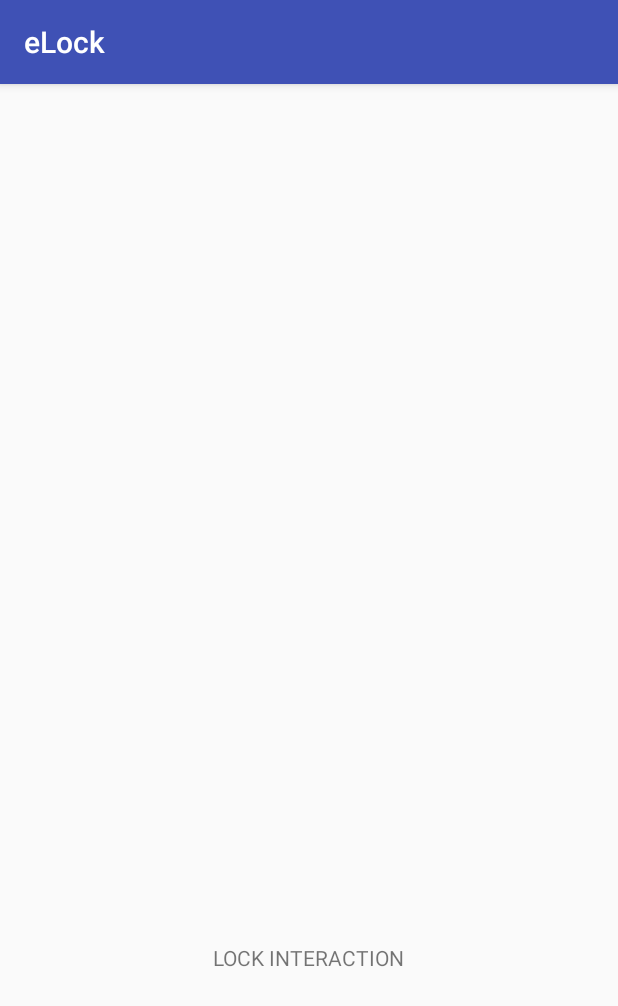
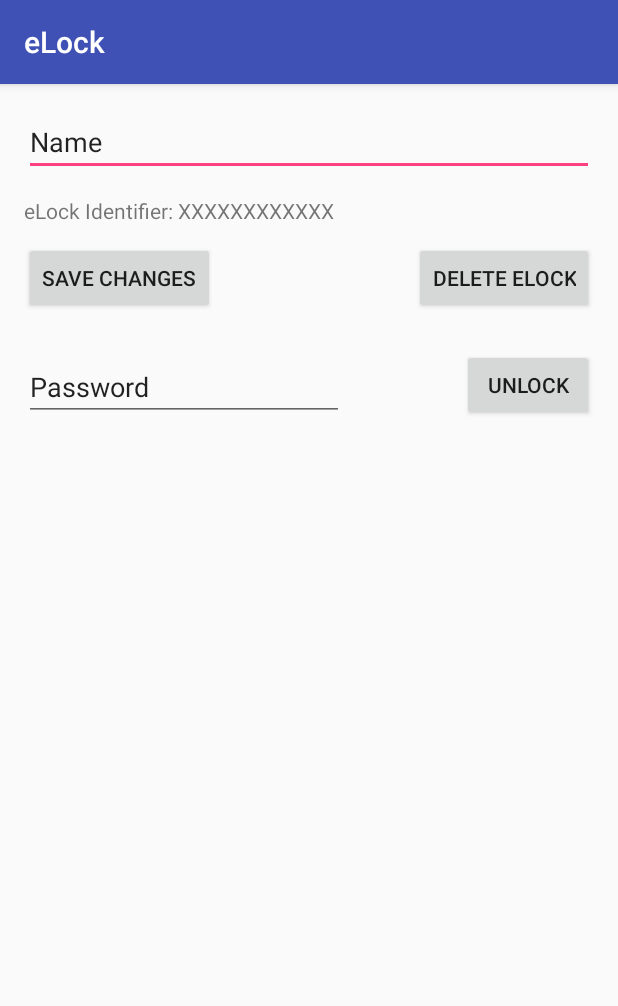
Before and after one commit to Phelps17/eLock, an Android app: the LockInteractionActivity screen opened directly, with no data from a screen before it, on a phone screen of 412 x 824 dp. Shown: the top 1006 px of the screen. Run offline under Robolectric (Android 15) with nearby library versions, the light colour scheme and no system bars; libraries missing offline, so code that uses them is left out: com.pubnub.api.

Commit message:
added basis for  lock interaction screen

```diff
--- a/Android/app/src/main/java/com/elock/tylerphelps/elock/LockInteractionActivity.java
+++ b/Android/app/src/main/java/com/elock/tylerphelps/elock/LockInteractionActivity.java
@@ -17,12 +17,12 @@ public class LockInteractionActivity extends AppCompatActivity {
         setContentView(R.layout.activity_lock_interaction);
     }
 
-    /*
+    public void sendTestMessage() {
         PNConfiguration pnConfiguration = new PNConfiguration();
         pnConfiguration.setSubscribeKey("pub-c-a8732a53-6069-4292-8981-a1a9a230172f");
         pnConfiguration.setPublishKey("sub-c-a27f6252-e02e-11e6-989b-02ee2ddab7fe");
 
-    pubnub = new PubNub(pnConfiguration);
+        PubNub pubnub = new PubNub(pnConfiguration);
 
         pubnub.publish()
                 .message("Unlock from Android")
@@ -40,5 +40,5 @@ public class LockInteractionActivity extends AppCompatActivity {
                         }
                     }
                 });
-     */
     }
+}
--- a/Android/app/src/main/java/com/elock/tylerphelps/elock/MainActivity.java
+++ b/Android/app/src/main/java/com/elock/tylerphelps/elock/MainActivity.java
@@ -45,6 +45,8 @@ public class MainActivity extends AppCompatActivity {
                 @Override
                 public void onItemClick(AdapterView<?> parent, View view, int position, long id) {
                     Log.e("LOCK SELECTED", ""+position);
+                    Intent intent = new Intent(getApplicationContext(), LockInteractionActivity.class);
+                    startActivity(intent);
                 }
             }
         );
--- a/Android/app/src/main/res/layout/activity_lock_interaction.xml
+++ b/Android/app/src/main/res/layout/activity_lock_interaction.xml
@@ -11,12 +11,58 @@
     android:paddingTop="@dimen/activity_vertical_margin"
     tools:context="com.elock.tylerphelps.elock.LockInteractionActivity">
 
-    <TextView
-        android:text="LOCK INTERACTION"
+    <EditText
+        android:layout_height="wrap_content"
+        android:inputType="textPersonName"
+        android:text="Name"
+        android:ems="10"
+        android:id="@+id/editText"
+        android:layout_alignParentStart="true"
+        android:layout_width="match_parent"/>
+
+    <Button
+        android:text="UnLock"
         android:layout_width="wrap_content"
         android:layout_height="wrap_content"
-        android:layout_alignParentBottom="true"
-        android:layout_centerHorizontal="true"
-        android:layout_marginBottom="160dp"
-        android:id="@+id/textView"/>
+        android:id="@+id/button4"
+        android:layout_alignBottom="@+id/lockNameBox"
+        android:layout_alignParentEnd="true"/>
+
+    <EditText
+        android:layout_width="wrap_content"
+        android:layout_height="wrap_content"
+        android:inputType="textPersonName"
+        android:text="Password"
+        android:ems="10"
+        android:id="@+id/lockNameBox"
+        android:layout_marginTop="85dp"
+        android:layout_below="@+id/textView4"
+        android:layout_alignParentStart="true"/>
+
+    <Button
+        android:text="Save Changes"
+        android:layout_width="wrap_content"
+        android:layout_height="wrap_content"
+        android:layout_below="@+id/textView4"
+        android:layout_alignParentStart="true"
+        android:layout_marginTop="11dp"
+        android:id="@+id/button5"/>
+
+    <Button
+        android:text="Delete eLock"
+        android:layout_width="wrap_content"
+        android:layout_height="wrap_content"
+        android:id="@+id/button6"
+        android:layout_alignBaseline="@+id/button5"
+        android:layout_alignBottom="@+id/button5"
+        android:layout_alignParentEnd="true"/>
+
+    <TextView
+        android:text="eLock Identifier: XXXXXXXXXXXX"
+        android:layout_width="wrap_content"
+        android:layout_height="wrap_content"
+        android:id="@+id/textView4"
+        android:layout_marginTop="13dp"
+        android:layout_below="@+id/editText"
+        android:layout_alignParentStart="true"/>
 </RelativeLayout>
```
Lines whose indentation alone changed are shown as unchanged.
